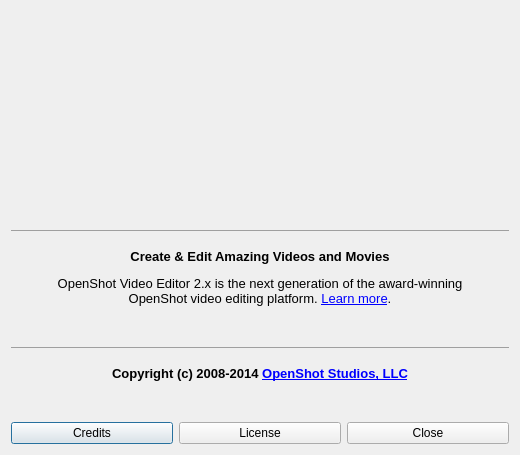
Old version of the form src/windows/ui/about.ui in the repository OpenShot/openshot-qt.
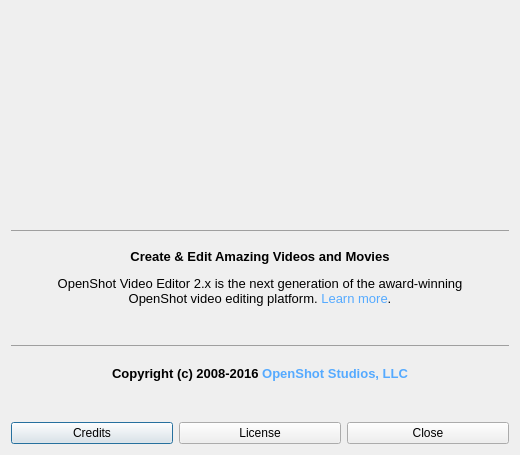
New version of the form. Icons and pictures are not drawn.

Commit message: Updated copyright to 2016, Improved Credits dialog with websites for developers and translator credits (based on which language is loaded). Fixed a bug on the JS timeline, where certain properties were not being applied (like FPS changes). Replaced Ubuntu-L font with Ubuntu-R font. Updated README and AUTHORS.

Diff of the .ui file:
```diff
--- a/src/windows/ui/about.ui
+++ b/src/windows/ui/about.ui
@@ -64,7 +64,7 @@
      <item>
       <widget class="QLabel" name="label_4">
        <property name="text">
-        <string>&lt;html&gt;&lt;head/&gt;&lt;body&gt;&lt;hr/&gt;&lt;p align=&quot;center&quot;&gt;&lt;span style=&quot; font-size:10pt; font-weight:600;&quot;&gt;Create &amp;amp; Edit Amazing Videos and Movies&lt;/span&gt;&lt;/p&gt;&lt;p align=&quot;center&quot;&gt;&lt;span style=&quot; font-size:10pt;&quot;&gt;OpenShot Video Editor 2.x is the next generation of the award-winning &lt;br/&gt;OpenShot video editing platform. &lt;/span&gt;&lt;a href=&quot;http://www.openshot.org&quot;&gt;&lt;span style=&quot; font-size:10pt; text-decoration: underline; color:#0000ff;&quot;&gt;Learn more&lt;/span&gt;&lt;/a&gt;&lt;span style=&quot; font-size:10pt;&quot;&gt;.&lt;/span&gt;&lt;/p&gt;&lt;/body&gt;&lt;/html&gt;</string>
+        <string>&lt;html&gt;&lt;head/&gt;&lt;body&gt;&lt;hr/&gt;&lt;p align=&quot;center&quot;&gt;&lt;span style=&quot; font-size:10pt; font-weight:600;&quot;&gt;Create &amp;amp; Edit Amazing Videos and Movies&lt;/span&gt;&lt;/p&gt;&lt;p align=&quot;center&quot;&gt;&lt;span style=&quot; font-size:10pt;&quot;&gt;OpenShot Video Editor 2.x is the next generation of the award-winning &lt;br/&gt;OpenShot video editing platform. &lt;/span&gt;&lt;a href=&quot;http://www.openshot.org?r=about-us&quot;&gt;&lt;span style=&quot; font-size:10pt; text-decoration: none; color:#55aaff;&quot;&gt;Learn more&lt;/span&gt;&lt;/a&gt;&lt;span style=&quot; font-size:10pt;&quot;&gt;.&lt;/span&gt;&lt;/p&gt;&lt;/body&gt;&lt;/html&gt;</string>
        </property>
        <property name="alignment">
         <set>Qt::AlignCenter</set>
@@ -77,7 +77,12 @@
      <item>
       <widget class="QLabel" name="label_3">
        <property name="text">
-        <string>&lt;html&gt;&lt;head/&gt;&lt;body&gt;&lt;hr/&gt;&lt;p align=&quot;center&quot;&gt;&lt;span style=&quot; font-size:10pt; font-weight:600;&quot;&gt;Copyright (c) 2008-2014 &lt;/span&gt;&lt;a href=&quot;http://www.openshotstudios.com&quot;&gt;&lt;span style=&quot; font-size:10pt; font-weight:600; text-decoration: underline; color:#0000ff;&quot;&gt;OpenShot Studios, LLC&lt;br/&gt;&lt;/span&gt;&lt;/a&gt;&lt;/p&gt;&lt;/body&gt;&lt;/html&gt;</string>
+        <string notr="true">&lt;!DOCTYPE HTML PUBLIC &quot;-//W3C//DTD HTML 4.0//EN&quot; &quot;http://www.w3.org/TR/REC-html40/strict.dtd&quot;&gt;
+&lt;html&gt;&lt;head&gt;&lt;meta name=&quot;qrichtext&quot; content=&quot;1&quot; /&gt;&lt;style type=&quot;text/css&quot;&gt;
+p, li { white-space: pre-wrap; }
+&lt;/style&gt;&lt;/head&gt;&lt;body style=&quot; font-family:'Ubuntu'; font-size:11pt; font-weight:400; font-style:normal;&quot;&gt;
+&lt;hr /&gt;
+&lt;p align=&quot;center&quot; style=&quot; margin-top:12px; margin-bottom:12px; margin-left:0px; margin-right:0px; -qt-block-indent:0; text-indent:0px;&quot;&gt;&lt;span style=&quot; font-size:10pt; font-weight:600;&quot;&gt;Copyright (c) 2008-2016 &lt;/span&gt;&lt;a href=&quot;http://www.openshotstudios.com?r=about-us&quot;&gt;&lt;span style=&quot; font-size:10pt; font-weight:600; text-decoration: none; color:#55aaff;&quot;&gt;OpenShot Studios, LLC&lt;br /&gt;&lt;/span&gt;&lt;/a&gt;&lt;/p&gt;&lt;/body&gt;&lt;/html&gt;</string>
        </property>
        <property name="textFormat">
         <enum>Qt::RichText</enum>
```
The commit also changes 87 other files.
